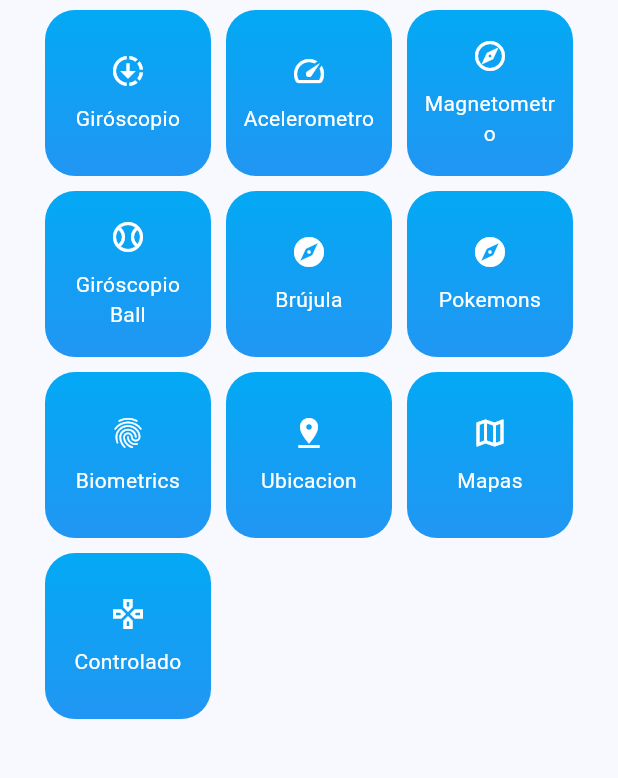
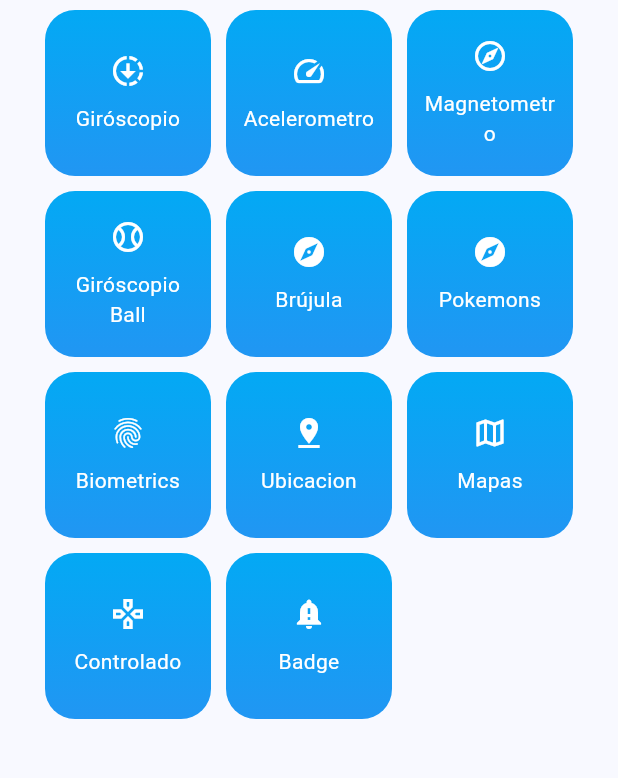
Before and after one commit to manypark/miscelaneos, a Flutter app: the screen it shows after launch, on a phone screen of 412 x 824 dp, the part 74-852 px from its top. Run offline on Flutter 3.47's test engine with Material 2 defaults, Android fonts, the phone set to English and light mode, and no system bars; our stand-ins replace dio, flutter_compass, flutter_riverpod, geolocator, go_router, google_fonts and 5 more; missing offline and left inert: quick_actions.

```diff
--- a/lib/config/router/app_router.dart
+++ b/lib/config/router/app_router.dart
@@ -79,6 +79,11 @@ final appRouter = GoRouter(
       builder: (context, state) => const ControlledMapScreen(),
     ),
 
+    GoRoute(
+      path: '/badge',
+      builder: (context, state) => const BadgeScreen(),
+    ),
+
   ]
 
 );
--- /dev/null
+++ b/lib/presentation/providers/badge/badge_counter_provider.dart
@@ -0,0 +1,5 @@
+import 'package:flutter_riverpod/flutter_riverpod.dart';
+
+final badgeProvider = StateProvider<int>((ref) {
+  return 0;
+});
--- a/lib/presentation/providers/providers.dart
+++ b/lib/presentation/providers/providers.dart
@@ -9,3 +9,4 @@ export 'local_auth/local_auth_providers.dart';
 export 'location/user_location_provider.dart';
 export 'location/watch_location_provider.dart';
 export 'location/map_controller_provider.dart';
+export 'badge/badge_counter_provider.dart';
--- a/lib/presentation/screens/screens.dart
+++ b/lib/presentation/screens/screens.dart
@@ -17,3 +17,5 @@ export 'biometric/biometric_screen.dart';
 export 'locations/controlled_map_screen.dart';
 export 'locations/location_screen.dart';
 export 'locations/map_screen.dart';
+
+export 'badge/badge_screen.dart';
--- a/lib/presentation/widgets/shared/main_menu.dart
+++ b/lib/presentation/widgets/shared/main_menu.dart
@@ -30,6 +30,8 @@ class MenuItem {
     MenuItem(title: 'Ubicacion',      icon: Icons.pin_drop,                  route: '/location' ),
     MenuItem(title: 'Mapas',          icon: Icons.map_outlined,              route: '/maps' ),
     MenuItem(title: 'Controlado',     icon: Icons.gamepad_outlined,          route: '/controlled-map' ),
+
+    MenuItem(title: 'Badge',          icon: Icons.notification_important,     route: '/badge' ),
   ];
 
 class MainMenu extends StatelessWidget {
```
Also changed, not shown: lib/presentation/screens/badge/badge_screen.dart (added, +45 -0 lines), 1 other file.
